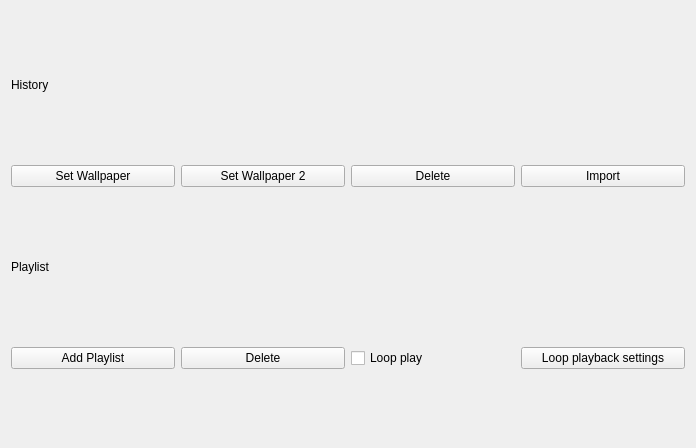
Qt form src/listview/historywidget.ui (dependon/fantascene-dynamic-wallpaper) before a commit.
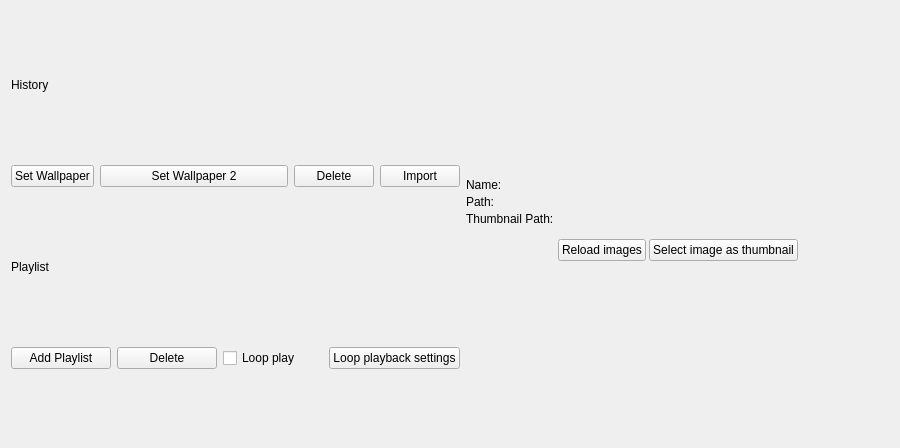
The same form after that commit.

Diff of the .ui file:
```diff
--- a/src/listview/historywidget.ui
+++ b/src/listview/historywidget.ui
@@ -6,14 +6,16 @@
    <rect>
     <x>0</x>
     <y>0</y>
-    <width>696</width>
+    <width>900</width>
     <height>448</height>
    </rect>
   </property>
   <property name="windowTitle">
    <string>Form</string>
   </property>
-  <layout class="QVBoxLayout" name="verticalLayout_2" stretch="0,1,0,1,1,0">
+  <layout class="QHBoxLayout" name="horizontalLayout_6" stretch="1,0">
+   <item>
+    <layout class="QVBoxLayout" name="verticalLayout_3" stretch="0,1,0,0,1,0">
    <item>
     <widget class="QLabel" name="label">
      <property name="minimumSize">
@@ -37,7 +39,7 @@
     <layout class="QVBoxLayout" name="verticalLayout"/>
    </item>
    <item>
-    <layout class="QHBoxLayout" name="horizontalLayout">
+      <layout class="QHBoxLayout" name="horizontalLayout" stretch="0,1,0,0">
      <item>
       <widget class="QPushButton" name="setWallPaper">
        <property name="text">
@@ -119,6 +121,265 @@
         <string>Loop playback settings</string>
        </property>
       </widget>
+       </item>
+      </layout>
+     </item>
+    </layout>
+   </item>
+   <item>
+    <layout class="QVBoxLayout" name="verticalLayout_2">
+     <property name="spacing">
+      <number>3</number>
+     </property>
+     <item>
+      <layout class="QHBoxLayout" name="horizontalLayout_7">
+       <property name="leftMargin">
+        <number>10</number>
+       </property>
+       <property name="topMargin">
+        <number>10</number>
+       </property>
+       <property name="rightMargin">
+        <number>10</number>
+       </property>
+       <property name="bottomMargin">
+        <number>10</number>
+       </property>
+       <item>
+        <spacer name="horizontalSpacer">
+         <property name="orientation">
+          <enum>Qt::Horizontal</enum>
+         </property>
+         <property name="sizeHint" stdset="0">
+          <size>
+           <width>40</width>
+           <height>20</height>
+          </size>
+         </property>
+        </spacer>
+       </item>
+       <item>
+        <widget class="QLabel" name="lbl_thumb">
+         <property name="minimumSize">
+          <size>
+           <width>255</width>
+           <height>144</height>
+          </size>
+         </property>
+         <property name="maximumSize">
+          <size>
+           <width>255</width>
+           <height>144</height>
+          </size>
+         </property>
+         <property name="text">
+          <string/>
+         </property>
+        </widget>
+       </item>
+       <item>
+        <spacer name="horizontalSpacer_2">
+         <property name="orientation">
+          <enum>Qt::Horizontal</enum>
+         </property>
+         <property name="sizeHint" stdset="0">
+          <size>
+           <width>40</width>
+           <height>20</height>
+          </size>
+         </property>
+        </spacer>
+       </item>
+      </layout>
+     </item>
+     <item>
+      <layout class="QHBoxLayout" name="horizontalLayout_3">
+       <item>
+        <widget class="QLabel" name="label_3">
+         <property name="minimumSize">
+          <size>
+           <width>120</width>
+           <height>0</height>
+          </size>
+         </property>
+         <property name="maximumSize">
+          <size>
+           <width>120</width>
+           <height>16777215</height>
+          </size>
+         </property>
+         <property name="text">
+          <string>Name:</string>
+         </property>
+        </widget>
+       </item>
+       <item>
+        <widget class="QLabel" name="lbl_Name">
+         <property name="minimumSize">
+          <size>
+           <width>300</width>
+           <height>0</height>
+          </size>
+         </property>
+         <property name="maximumSize">
+          <size>
+           <width>300</width>
+           <height>16777215</height>
+          </size>
+         </property>
+         <property name="text">
+          <string/>
+         </property>
+        </widget>
+       </item>
+      </layout>
+     </item>
+     <item>
+      <layout class="QHBoxLayout" name="horizontalLayout_4">
+       <item>
+        <widget class="QLabel" name="label_4">
+         <property name="minimumSize">
+          <size>
+           <width>120</width>
+           <height>0</height>
+          </size>
+         </property>
+         <property name="maximumSize">
+          <size>
+           <width>120</width>
+           <height>16777215</height>
+          </size>
+         </property>
+         <property name="text">
+          <string>Path:</string>
+         </property>
+        </widget>
+       </item>
+       <item>
+        <widget class="QLabel" name="lbl_Path">
+         <property name="maximumSize">
+          <size>
+           <width>300</width>
+           <height>16777215</height>
+          </size>
+         </property>
+         <property name="text">
+          <string/>
+         </property>
+        </widget>
+       </item>
+      </layout>
+     </item>
+     <item>
+      <layout class="QHBoxLayout" name="horizontalLayout_5">
+       <item>
+        <widget class="QLabel" name="label_5">
+         <property name="minimumSize">
+          <size>
+           <width>120</width>
+           <height>0</height>
+          </size>
+         </property>
+         <property name="maximumSize">
+          <size>
+           <width>120</width>
+           <height>16777215</height>
+          </size>
+         </property>
+         <property name="text">
+          <string>Thumbnail Path:</string>
+         </property>
+        </widget>
+       </item>
+       <item>
+        <widget class="QLabel" name="lbl_thumbPath">
+         <property name="minimumSize">
+          <size>
+           <width>0</width>
+           <height>0</height>
+          </size>
+         </property>
+         <property name="maximumSize">
+          <size>
+           <width>300</width>
+           <height>199999</height>
+          </size>
+         </property>
+         <property name="text">
+          <string/>
+         </property>
+        </widget>
+       </item>
+      </layout>
+     </item>
+     <item>
+      <layout class="QHBoxLayout" name="horizontalLayout_8">
+       <property name="leftMargin">
+        <number>10</number>
+       </property>
+       <property name="topMargin">
+        <number>10</number>
+       </property>
+       <property name="rightMargin">
+        <number>10</number>
+       </property>
+       <property name="bottomMargin">
+        <number>10</number>
+       </property>
+       <item>
+        <spacer name="horizontalSpacer_3">
+         <property name="orientation">
+          <enum>Qt::Horizontal</enum>
+         </property>
+         <property name="sizeHint" stdset="0">
+          <size>
+           <width>40</width>
+           <height>20</height>
+          </size>
+         </property>
+        </spacer>
+       </item>
+       <item>
+        <widget class="QPushButton" name="btn_reload">
+         <property name="text">
+          <string>Reload images</string>
+         </property>
+        </widget>
+       </item>
+       <item>
+        <widget class="QPushButton" name="btn_select">
+         <property name="text">
+          <string>Select image as thumbnail</string>
+         </property>
+        </widget>
+       </item>
+       <item>
+        <spacer name="horizontalSpacer_4">
+         <property name="orientation">
+          <enum>Qt::Horizontal</enum>
+         </property>
+         <property name="sizeHint" stdset="0">
+          <size>
+           <width>40</width>
+           <height>20</height>
+          </size>
+         </property>
+        </spacer>
+       </item>
+      </layout>
+     </item>
+     <item>
+      <spacer name="verticalSpacer">
+       <property name="orientation">
+        <enum>Qt::Vertical</enum>
+       </property>
+       <property name="sizeHint" stdset="0">
+        <size>
+         <width>20</width>
+         <height>40</height>
+        </size>
+       </property>
+      </spacer>
      </item>
     </layout>
    </item>
```
Lines whose indentation alone changed are shown as unchanged.
